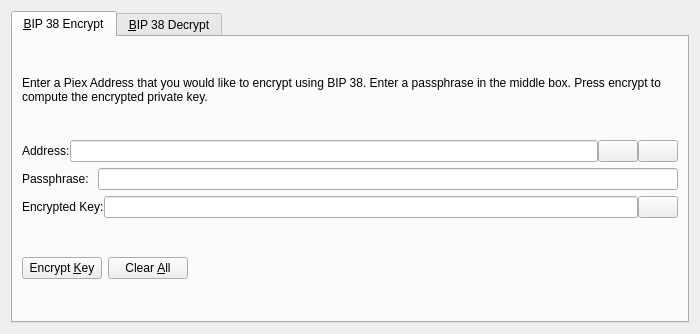
Old version of the form src/qt/forms/bip38tooldialog.ui in the repository 1UP-Coin/1UP.
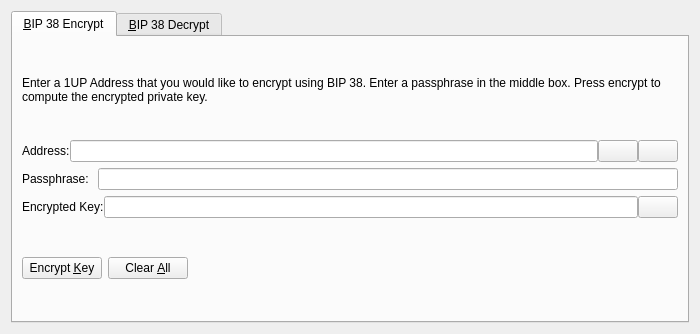
New version of the form. The open tabs and pages were chosen to show the change. Icons and pictures are not drawn. Custom widgets are drawn as their Qt base class.

Commit message: Change all occurences of Piex to 1up

```diff
--- a/src/qt/forms/bip38tooldialog.ui
+++ b/src/qt/forms/bip38tooldialog.ui
@@ -30,7 +30,7 @@
        <item>
         <widget class="QLabel" name="infoLabel_ENC">
          <property name="text">
-          <string>Enter a Piex Address that you would like to encrypt using BIP 38. Enter a passphrase in the middle box. Press encrypt to compute the encrypted private key.</string>
+          <string>Enter a 1UP Address that you would like to encrypt using BIP 38. Enter a passphrase in the middle box. Press encrypt to compute the encrypted private key.</string>
          </property>
          <property name="textFormat">
           <enum>Qt::PlainText</enum>
```
The commit also changes 61 other files.
